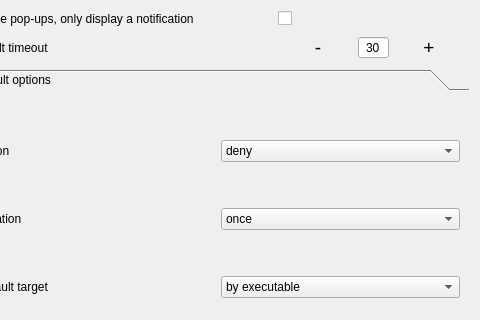
Before: the Qt Designer form ui/opensnitch/res/preferences.ui in evilsocket/opensnitch, drawn with Qt 5; both pictures show x 300 to 780 and y 0 to 320 of the 780 by 500 pixel window.
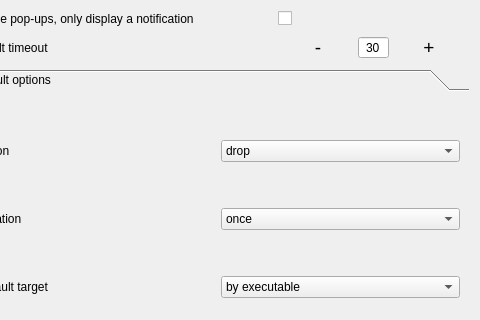
After: the same form once the commit is applied. Icons and pictures are not drawn.

Commit message:
ui: replace Deny word by Drop
This change only replaces the word in the GUI. The daemon still uses
internally "deny".

Discussion: #1519

Diff of the .ui file:
```diff
--- a/ui/opensnitch/res/preferences.ui
+++ b/ui/opensnitch/res/preferences.ui
@@ -391,7 +391,7 @@
               </property>
               <item>
                <property name="text">
-                <string>deny</string>
+                <string>drop</string>
                </property>
                <property name="icon">
                 <iconset theme="emblem-important">
```
Left out of the diff: 2 changed lines with no effect on the pictures. The commit also changes 14 other files.
